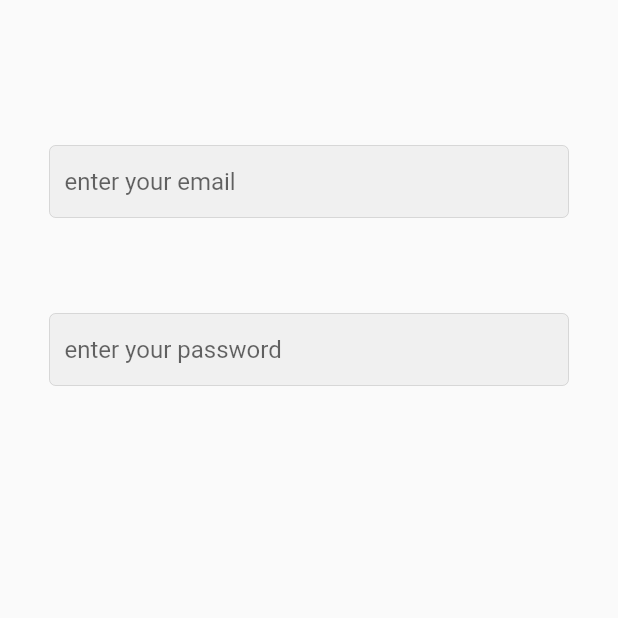
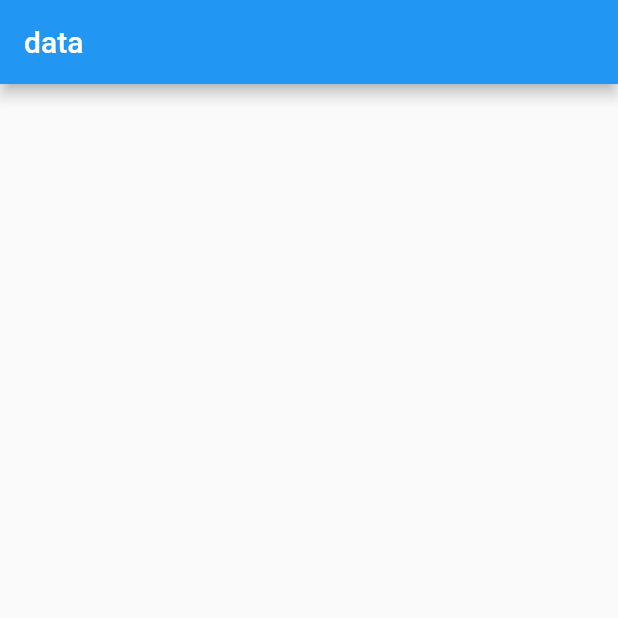
Before and after one commit to Ayat24/flower_app, a Flutter app: the screen it shows after launch, on a phone screen of 412 x 824 dp, the top half of it. Run offline on Flutter 3.47's test engine with Material 2 defaults, Android fonts, the phone set to English and light mode, and no system bars; missing offline and left inert: dart:html.

Commit message:
create home

```diff
--- a/lib/main.dart
+++ b/lib/main.dart
@@ -1,4 +1,5 @@
 import 'package:flutter/material.dart';
+import 'package:flutter_appl/pages/home.dart';
 import 'package:flutter_appl/pages/login.dart';
 
 void main() {
@@ -13,7 +14,7 @@ class MyApp extends StatelessWidget {
   Widget build(BuildContext context) {
     return const MaterialApp(
       debugShowCheckedModeBanner: false,
-      home: login(),
+      home: Home(),
     );
   }
 }
--- /dev/null
+++ b/lib/pages/home.dart
@@ -0,0 +1,13 @@
+import 'package:flutter/material.dart';
+
+class Home extends StatelessWidget {
+  const Home({super.key});
+
+  @override
+  Widget build(BuildContext context) {
+    return Scaffold(
+        appBar: AppBar(
+      title: Text("data"),
+    ));
+  }
+}
--- /dev/null
+++ b/lib/shared/constants.dart
@@ -0,0 +1 @@
+import 'package:flutter/material.dart';
```
